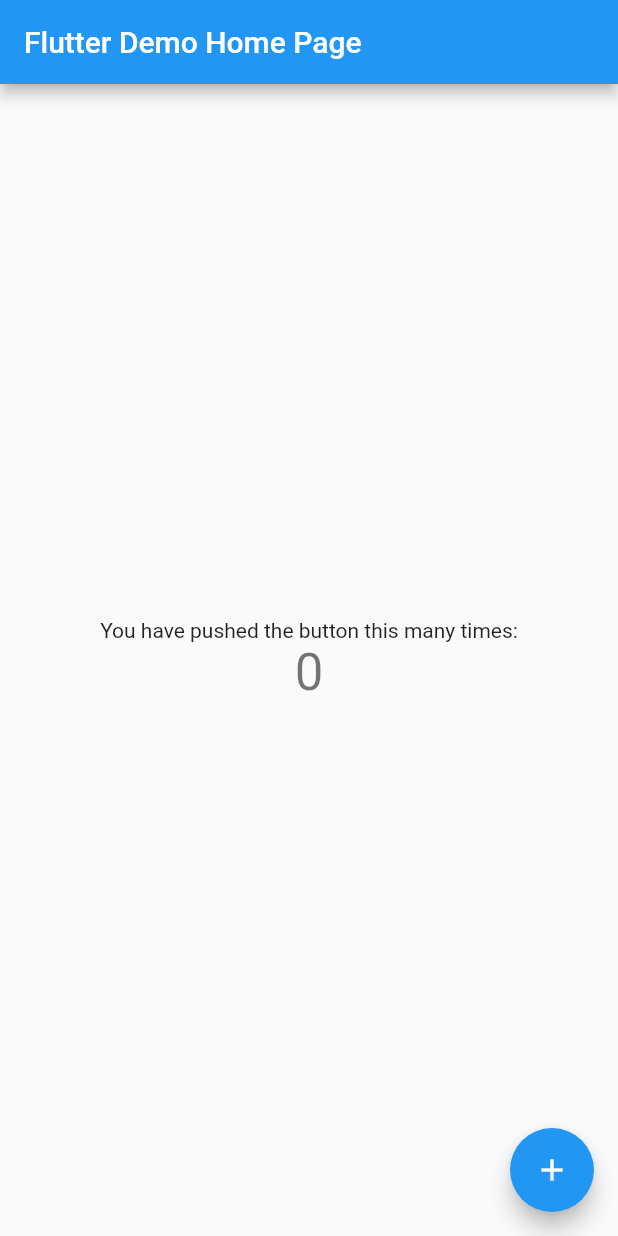
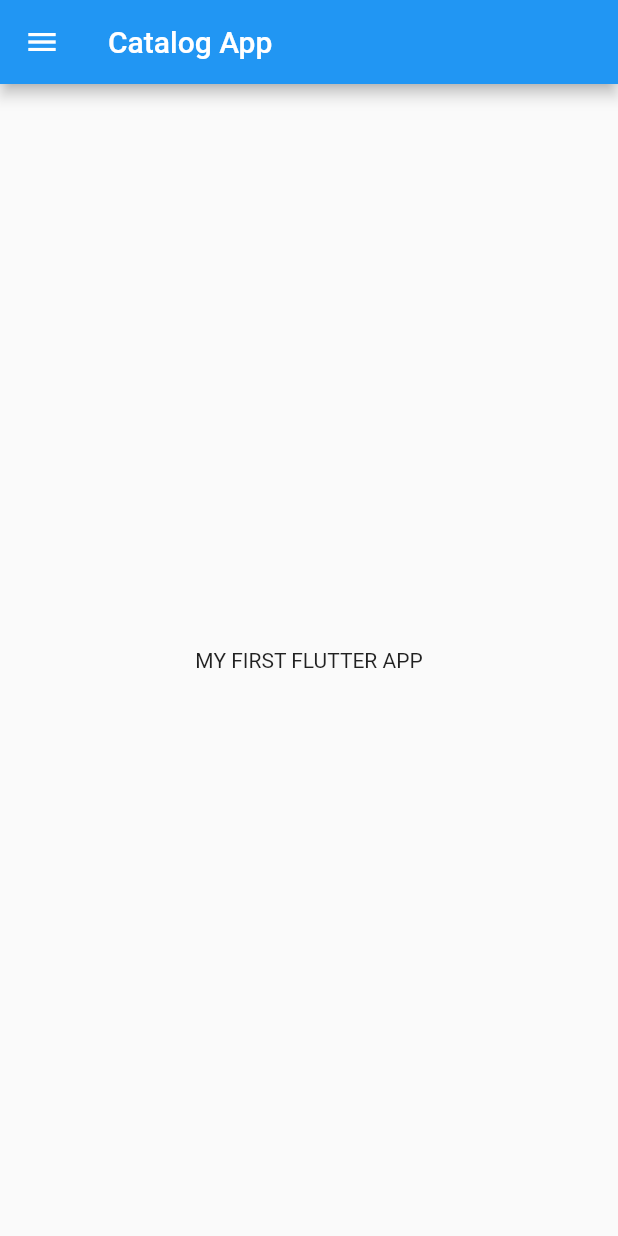
Before and after one commit to shrutisajan11/Flutter, a Flutter app: the screen it shows after launch, on a phone screen of 412 x 824 dp. Run offline on Flutter 3.47's test engine with Material 2 defaults, Android fonts, the phone set to English and light mode, and no system bars.

Commit message:
day 2 completed

```diff
--- /dev/null
+++ b/lib/home_page.dart
@@ -0,0 +1,18 @@
+import 'package:flutter/material.dart';
+
+class HomePage extends StatelessWidget {
+  @override
+  Widget build(BuildContext context) {
+    return Scaffold(
+      appBar : AppBar(
+          title: Text("Catalog App"),
+      ),
+      body: Center(
+        child: Container(
+          child: Text("MY FIRST FLUTTER APP"),
+        ),
+      ),
+      drawer : Drawer(),
+    );
+  }
+}
--- a/lib/main.dart
+++ b/lib/main.dart
@@ -1,115 +1,15 @@
 import 'package:flutter/material.dart';
+import 'package:flutter_catalog/home_page.dart';
 
 void main() {
-  runApp(const MyApp());
+  runApp(MyApp());
 }
 
 class MyApp extends StatelessWidget {
-  const MyApp({super.key});
-
-  // This widget is the root of your application.
   @override
   Widget build(BuildContext context) {
     return MaterialApp(
-      title: 'Flutter Demo',
-      theme: ThemeData(
-        // This is the theme of your application.
-        //
-        // Try running your application with "flutter run". You'll see the
-        // application has a blue toolbar. Then, without quitting the app, try
-        // changing the primarySwatch below to Colors.green and then invoke
-        // "hot reload" (press "r" in the console where you ran "flutter run",
-        // or simply save your changes to "hot reload" in a Flutter IDE).
-        // Notice that the counter didn't reset back to zero; the application
-        // is not restarted.
-        primarySwatch: Colors.blue,
-      ),
-      home: const MyHomePage(title: 'Flutter Demo Home Page'),
+      home: HomePage(),
     );
   }
 }
-
-class MyHomePage extends StatefulWidget {
-  const MyHomePage({super.key, required this.title});
-
-  // This widget is the home page of your application. It is stateful, meaning
-  // that it has a State object (defined below) that contains fields that affect
-  // how it looks.
-
-  // This class is the configuration for the state. It holds the values (in this
-  // case the title) provided by the parent (in this case the App widget) and
-  // used by the build method of the State. Fields in a Widget subclass are
-  // always marked "final".
-
-  final String title;
-
-  @override
-  State<MyHomePage> createState() => _MyHomePageState();
-}
-
-class _MyHomePageState extends State<MyHomePage> {
-  int _counter = 0;
-
-  void _incrementCounter() {
-    setState(() {
-      // This call to setState tells the Flutter framework that something has
-      // changed in this State, which causes it to rerun the build method below
-      // so that the display can reflect the updated values. If we changed
-      // _counter without calling setState(), then the build method would not be
-      // called again, and so nothing would appear to happen.
-      _counter++;
-    });
-  }
-
-  @override
-  Widget build(BuildContext context) {
-    // This method is rerun every time setState is called, for instance as done
-    // by the _incrementCounter method above.
-    //
-    // The Flutter framework has been optimized to make rerunning build methods
-    // fast, so that you can just rebuild anything that needs updating rather
-    // than having to individually change instances of widgets.
-    return Scaffold(
-      appBar: AppBar(
-        // Here we take the value from the MyHomePage object that was created by
-        // the App.build method, and use it to set our appbar title.
-        title: Text(widget.title),
-      ),
-      body: Center(
-        // Center is a layout widget. It takes a single child and positions it
-        // in the middle of the parent.
-        child: Column(
-          // Column is also a layout widget. It takes a list of children and
-          // arranges them vertically. By default, it sizes itself to fit its
-          // children horizontally, and tries to be as tall as its parent.
-          //
-          // Invoke "debug painting" (press "p" in the console, choose the
-          // "Toggle Debug Paint" action from the Flutter Inspector in Android
-          // Studio, or the "Toggle Debug Paint" command in Visual Studio Code)
-          // to see the wireframe for each widget.
-          //
-          // Column has various properties to control how it sizes itself and
-          // how it positions its children. Here we use mainAxisAlignment to
-          // center the children vertically; the main axis here is the vertical
-          // axis because Columns are vertical (the cross axis would be
-          // horizontal).
-          mainAxisAlignment: MainAxisAlignment.center,
-          children: <Widget>[
-            const Text(
-              'You have pushed the button this many times:',
-            ),
-            Text(
-              '$_counter',
-              style: Theme.of(context).textTheme.headlineMedium,
-            ),
-          ],
-        ),
-      ),
-      floatingActionButton: FloatingActionButton(
-        onPressed: _incrementCounter,
-        tooltip: 'Increment',
-        child: const Icon(Icons.add),
-      ), // This trailing comma makes auto-formatting nicer for build methods.
-    );
-  }
-}
```
